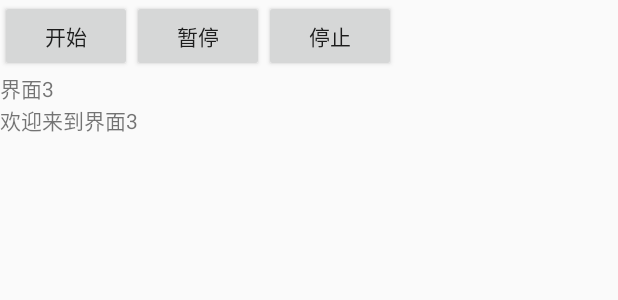
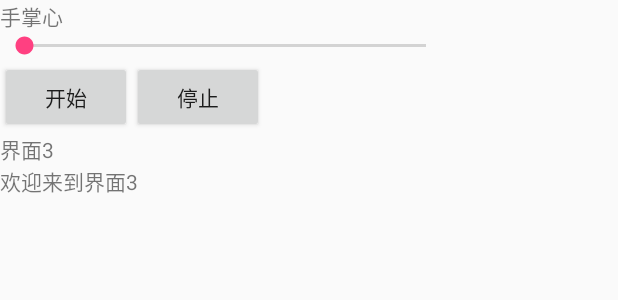
Before and after one commit to longxing880610/SmartPhoneTools, an Android app: the layout tab_music.xml on its own in the app's theme, with its tools: preview values and no code run, on a phone screen of 412 x 824 dp. Shown: the top 300 px of the screen. Run offline under Robolectric (Android 15) with nearby library versions, the phone set to English and light mode, and no system bars.

Commit message:
3. 增加音乐的进度条带时间显示 修正文件数量显示
Signed-off-by: Zhang Long <695017153@qq.com>

```diff
--- a/app/src/main/res/layout/tab_music.xml
+++ b/app/src/main/res/layout/tab_music.xml
@@ -3,6 +3,7 @@
   -->
 
 <LinearLayout xmlns:android="http://schemas.android.com/apk/res/android"
+    xmlns:tools="http://schemas.android.com/tools"
     android:id="@+id/linearLayout3"
     android:layout_width="wrap_content"
     android:layout_height="wrap_content"
@@ -12,18 +13,33 @@
         android:layout_width="match_parent"
         android:layout_height="wrap_content"
         android:columnCount="@integer/toolbar_columns">
-        <Button
-        android:id="@+id/btn_startmusic"
-        android:layout_width="wrap_content"
-        android:layout_height="wrap_content"
-        android:text="@string/strStart" />
-        <Button
-            android:id="@+id/btn_pausemusic"
+
+        <TextView
+            android:id="@+id/textview_musicName"
             android:layout_width="wrap_content"
             android:layout_height="wrap_content"
-            android:text="@string/strPause" />
+            android:layout_columnSpan="@integer/toolbar_columns"
+            tools:text="@string/defaultMusic" />
+
+        <SeekBar
+            android:id="@+id/seekBar_music"
+            android:layout_width="300dp"
+            android:layout_height="wrap_content"
+            android:layout_columnSpan="@integer/toolbar_columns_minus1" />
+
+        <TextView
+            android:id="@+id/textView_totalLen"
+            android:layout_width="wrap_content"
+            android:layout_height="wrap_content"/>
+
         <Button
-            android:id="@+id/btn_stopmusic"
+            android:id="@+id/btn_startMusic"
+            android:layout_width="wrap_content"
+            android:layout_height="wrap_content"
+            android:text="@string/strStart" />
+
+        <Button
+            android:id="@+id/btn_stopMusic"
             android:layout_width="wrap_content"
             android:layout_height="wrap_content"
             android:text="@string/strStop" />
@@ -35,9 +51,9 @@
         android:text="@string/strUi3" />
 
 
-
     <TextView
         android:layout_width="fill_parent"
         android:layout_height="wrap_content"
         android:text="@string/str_Welcom3" />
+
 </LinearLayout>
--- a/app/src/main/res/values/integers.xml
+++ b/app/src/main/res/values/integers.xml
@@ -1,4 +1,5 @@
 <?xml version="1.0" encoding="utf-8"?>
 <resources>
     <integer name="toolbar_columns">4</integer>
+    <integer name="toolbar_columns_minus1">3</integer>
 </resources>
--- a/app/src/main/res/values/strings.xml
+++ b/app/src/main/res/values/strings.xml
@@ -1,6 +1,6 @@
 <resources>
     <string name="app_name">Smart Phone Tools</string>
-    <string name="app_version">智能工具 (版本 1.1.1)</string>
+    <string name="app_version">智能工具 (版本 1.1.2)</string>
     <string name="action_settings">Settings</string>
     <string name="section_format">Hello World from section: %1$d</string>
     <string name="btnVersion">程序版本</string>
@@ -32,4 +32,6 @@
     <string name="strRootdir">根目录</string>
     <string name="strDirectory">目录</string>
     <string name="strInputKey">输入搜索关键字</string>
+    <string name="defaultMusic">手掌心</string>
+    <string name="strGoon">继续</string>
 </resources>
```
Also changed, not shown: app/src/main/java/com/longxing/file/FileManage.java (+6 -6 lines), app/src/main/java/com/longxing/peripheral/PlayingMusicServices.java (+39 -12 lines), app/src/main/java/com/longxing/ui/MainActivity.java (+48 -37 lines), app/src/main/java/com/longxing/ui/UI_TabMusic.java (+152 -60 lines), 1 other file.
